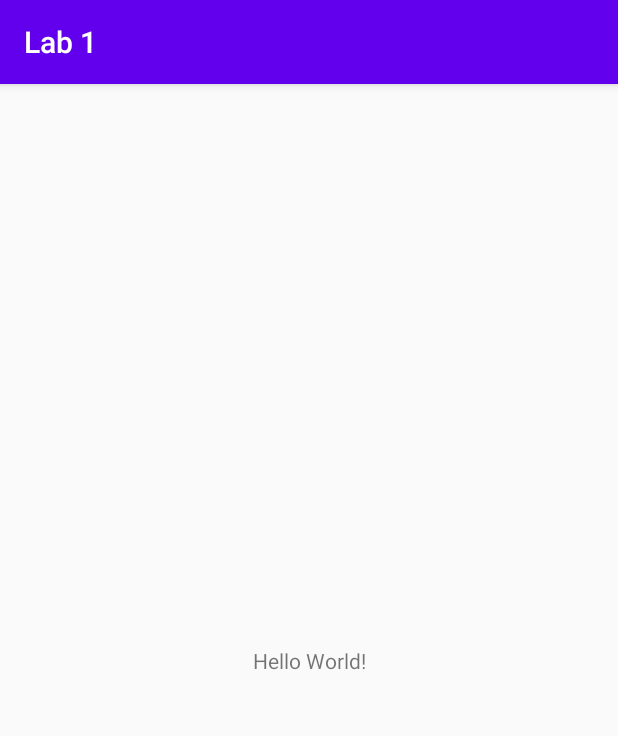
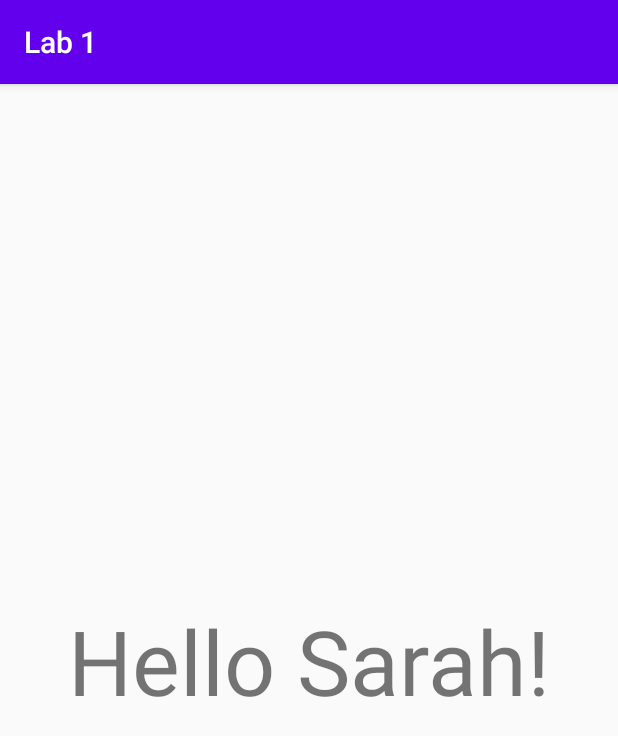
Before and after one commit to Ebner22/Lab_1, an Android app: the screen it shows after launch (MainActivity), on a phone screen of 412 x 824 dp. Shown: the top 736 px of the screen. Run offline under Robolectric (Android 15) with nearby library versions, the phone set to English and light mode, and no system bars.

Commit message:
Changed hello world to hello Sarah and changed text size.

```diff
--- a/app/src/main/res/layout/activity_main.xml
+++ b/app/src/main/res/layout/activity_main.xml
@@ -9,7 +9,8 @@
     <TextView
         android:layout_width="wrap_content"
         android:layout_height="wrap_content"
-        android:text="Hello World!"
+        android:text="Hello Sarah!"
+        android:textSize="60sp"
         app:layout_constraintBottom_toBottomOf="parent"
         app:layout_constraintLeft_toLeftOf="parent"
         app:layout_constraintRight_toRightOf="parent"
```
